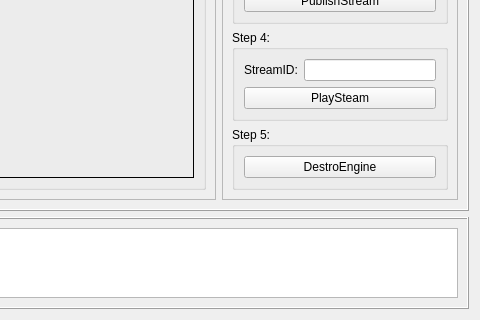
The window that QuickStart/ZegoQuickStartDemo.ui (zegoim/zego-express-example-topics-cpp) describes before a commit, drawn with Qt 5; both pictures show x 278 to 758 and y 358 to 678 of the 758 by 678 pixel window.
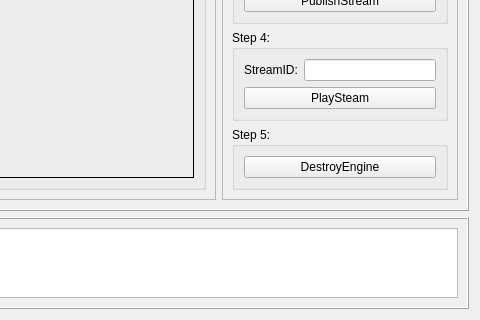
The same window after the commit.

```diff
--- a/QuickStart/ZegoQuickStartDemo.ui
+++ b/QuickStart/ZegoQuickStartDemo.ui
@@ -298,7 +298,7 @@
             <item row="0" column="0" colspan="2">
              <widget class="QPushButton" name="pushButton_destroyEngine">
               <property name="text">
-               <string>DestroEngine</string>
+               <string>DestroyEngine</string>
               </property>
              </widget>
             </item>
```
